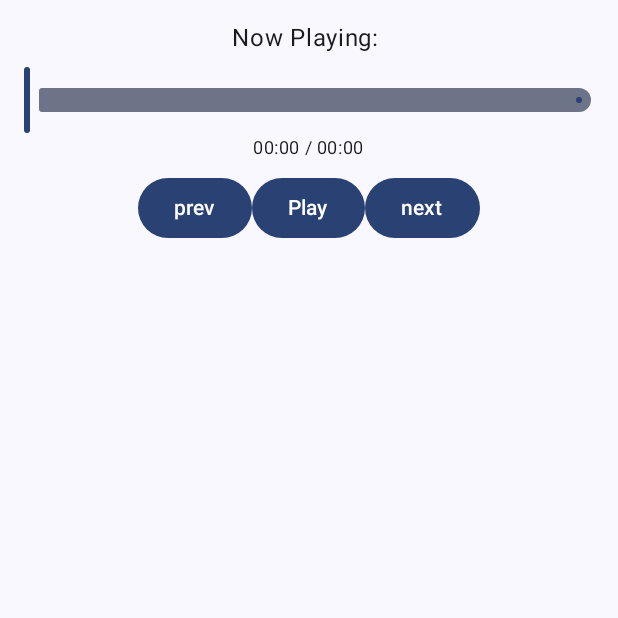
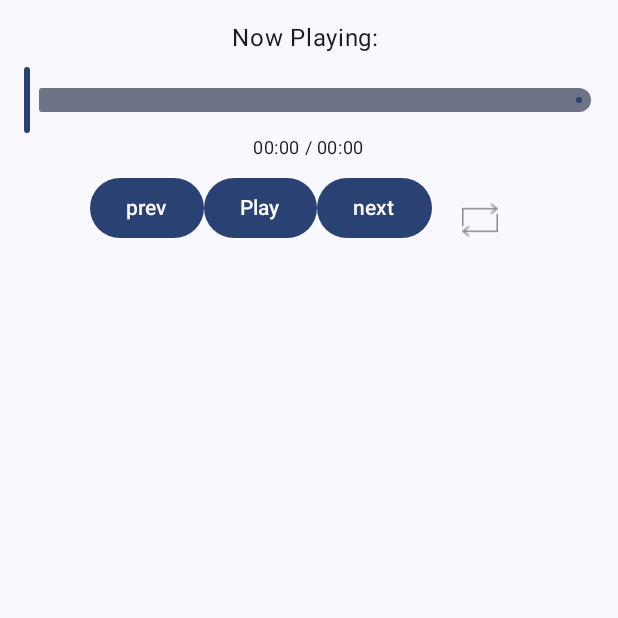
Before and after one commit to happyrym/MusicPlayer, an Android app built with Jetpack Compose: the composable MusicPlayerControls called with empty values, on a phone screen of 412 x 824 dp, the top half of it. Run offline under Robolectric (Android 15) with nearby library versions, the phone set to English and light mode, and no system bars; 1 statement that could not run was skipped.

Commit message:
feat: loop 버튼 구현

```diff
--- a/app/src/main/java/com/rymin/musicplayer/service/MusicPlayerService.kt
+++ b/app/src/main/java/com/rymin/musicplayer/service/MusicPlayerService.kt
@@ -254,6 +254,10 @@ class MusicPlayerService : Service() {
         }
     }
 
+    fun changeLoopMode() {
+        _isLoop.value = !_isLoop.value
+    }
+
     fun playPrevMusic() {
         if (playlist.isNotEmpty()) {
             if (_isLoop.value) {
--- a/app/src/main/java/com/rymin/musicplayer/ui/MusicListScreen.kt
+++ b/app/src/main/java/com/rymin/musicplayer/ui/MusicListScreen.kt
@@ -23,7 +23,9 @@ import androidx.compose.ui.Alignment
 import androidx.compose.ui.Modifier
 import androidx.compose.ui.draw.clip
 import androidx.compose.ui.graphics.Color
+import androidx.compose.ui.graphics.ColorFilter
 import androidx.compose.ui.graphics.asImageBitmap
+import androidx.compose.ui.graphics.painter.Painter
 import androidx.compose.ui.layout.ContentScale
 import androidx.compose.ui.platform.LocalContext
 import androidx.compose.ui.res.painterResource
@@ -48,6 +50,7 @@ fun MusicListScreen(
     val duration by viewModel.duration.collectAsState()
     val selectedAlbum by viewModel.selectedAlbum.collectAsState()
     val albumList by viewModel.albumList.collectAsState()
+    val isLoop by viewModel.isLoop.collectAsState()
 
     var sliderPosition by remember { mutableStateOf(currentPosition) }
 
@@ -102,10 +105,12 @@ fun MusicListScreen(
                 currentPosition = currentPosition,
                 duration = duration,
                 isPlaying = isPlaying,
+                isLoop = isLoop,
                 onPlayPauseClick = viewModel::playOrPauseMusic,
                 onSeek = viewModel::seekToPosition,
                 onNextClick = viewModel::playNextMusic,
-                onPrevClick = viewModel::playPrevMusic
+                onPrevClick = viewModel::playPrevMusic,
+                onLoopClick = viewModel::changeLoopMode
             )
         }
     }
@@ -238,10 +243,12 @@ fun MusicPlayerControls(
     currentPosition: Float,
     duration: Float,
     isPlaying: Boolean,
+    isLoop: Boolean,
     onPlayPauseClick: () -> Unit,
     onSeek: (Float) -> Unit,
     onNextClick: () -> Unit,
-    onPrevClick: () -> Unit
+    onPrevClick: () -> Unit,
+    onLoopClick: () -> Unit,
 ) {
     Column(
         modifier = Modifier
@@ -280,7 +287,24 @@ fun MusicPlayerControls(
             Button(onClick = { onNextClick() }) {
                 Text("next")
             }
+            LoopButton(isLoop, onClick = { onLoopClick() })
         }
     }
 
 }
+
+@Composable
+fun LoopButton(isLoop: Boolean, onClick: () -> Unit) {
+    IconButton(
+        onClick = { onClick() },
+        modifier = Modifier.padding(8.dp)
+    ) {
+        Image(
+            modifier = Modifier.size(24.dp),
+            painter = painterResource(id = R.drawable.ic_btn_loop),
+            contentScale = ContentScale.Fit,
+            contentDescription = "Loop Button",
+            colorFilter = if (!isLoop) ColorFilter.tint(Color.Gray) else null,
+        )
+    }
+}
```
Also changed, not shown: app/src/main/java/com/rymin/musicplayer/viewmodel/MusicListViewModel.kt (+13 -0 lines).
